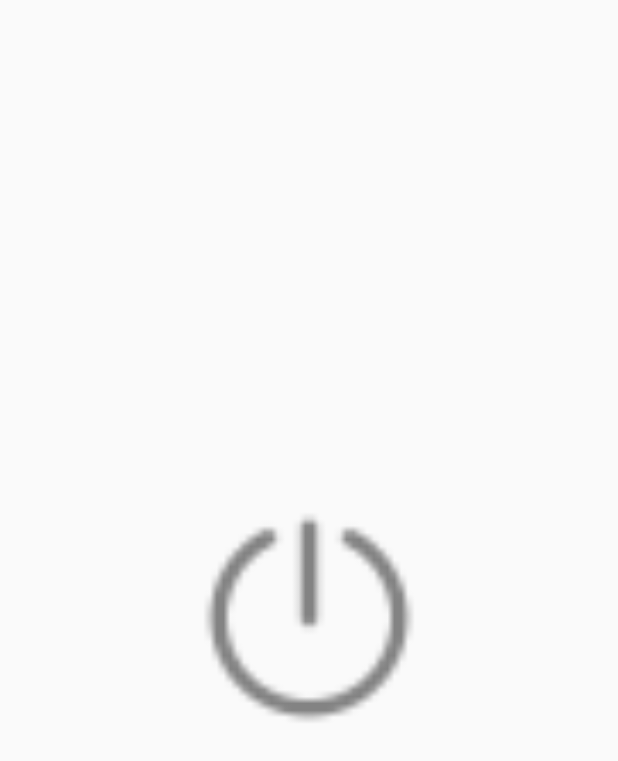
After one commit to jembiq/AndroidCherepanov, an Android app: the layout activity_splash_screen.xml on its own in the app's theme, with its tools: preview values and no code run, on a phone screen of 412 x 824 dp. The commit adds this screen. Shown: the top 761 px of the screen. Run offline under Robolectric (Android 15) with nearby library versions, the phone set to English and light mode, and no system bars.

Commit message:
icon+activity

```diff
--- /dev/null
+++ b/app/src/main/res/layout/activity_splash_screen.xml
@@ -0,0 +1,20 @@
+<?xml version="1.0" encoding="utf-8"?>
+<androidx.constraintlayout.widget.ConstraintLayout xmlns:android="http://schemas.android.com/apk/res/android"
+    xmlns:app="http://schemas.android.com/apk/res-auto"
+    xmlns:tools="http://schemas.android.com/tools"
+    android:layout_width="match_parent"
+    android:layout_height="match_parent"
+    tools:context=".SplashScreenActivity">
+
+    <ImageView
+        android:id="@+id/imageView"
+        android:layout_width="164dp"
+        android:layout_height="168dp"
+        android:contentDescription="@string/png"
+        app:layout_constraintBottom_toBottomOf="parent"
+        app:layout_constraintEnd_toEndOf="parent"
+        app:layout_constraintStart_toStartOf="parent"
+        app:layout_constraintTop_toTopOf="parent"
+        app:srcCompat="@drawable/power" />
+
+</androidx.constraintlayout.widget.ConstraintLayout>
--- a/app/src/main/res/values/strings.xml
+++ b/app/src/main/res/values/strings.xml
@@ -1,3 +1,4 @@
 <resources>
     <string name="app_name">AndroidCherepanov</string>
+    <string name="png">png</string>
 </resources>
```
Also changed, not shown: app/src/main/AndroidManifest.xml (+6 -1 lines), app/src/main/java/com/example/androidcherepanov/SplashScreenActivity.java (added, +14 -0 lines), app/src/main/ic_launcher-web.png (added), app/src/main/res/drawable-hdpi/power.png (added), app/src/main/res/drawable-mdpi/power.png (added), app/src/main/res/drawable-xhdpi/power.png (added), app/src/main/res/drawable-xxhdpi/power.png (added), app/src/main/res/drawable-xxxhdpi/power.png (added), app/src/main/res/mipmap-hdpi/ic_launcher.png, app/src/main/res/mipmap-mdpi/ic_launcher.png, app/src/main/res/mipmap-xhdpi/ic_launcher.png, app/src/main/res/mipmap-xxhdpi/ic_launcher.png, app/src/main/res/mipmap-xxxhdpi/ic_launcher.png.
